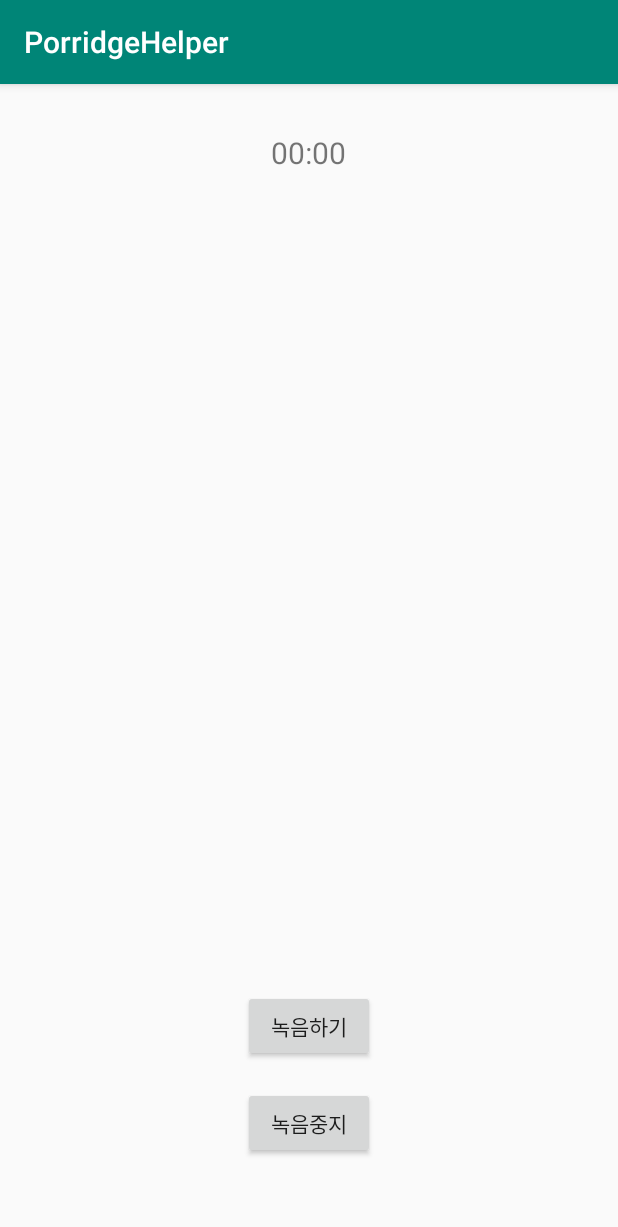
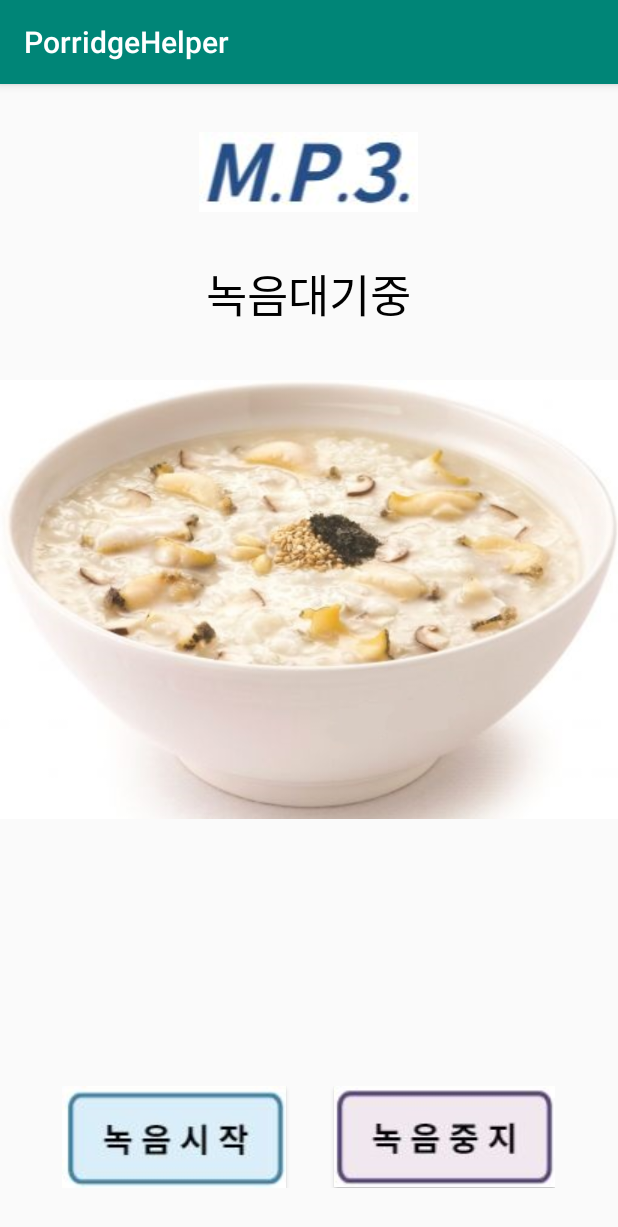
Before and after one commit to PsPLoG/porridgehelper, an Android app: the screen it shows after launch (MainActivity), on a phone screen of 412 x 824 dp. Shown: the top 1227 px of the screen. Run offline under Robolectric (Android 15) with nearby library versions, the phone set to English and light mode, and no system bars.

Commit message:
update UI
resource update

```diff
--- a/app/src/main/java/com/example/porridgehelper/MainActivity.java
+++ b/app/src/main/java/com/example/porridgehelper/MainActivity.java
@@ -14,6 +14,7 @@ import android.support.v4.content.ContextCompat;
 import android.support.v7.app.AppCompatActivity;
 import android.util.Log;
 import android.view.View;
+import android.widget.ImageView;
 import android.widget.TextView;
 import android.widget.Toast;
 
@@ -22,21 +23,21 @@ import java.io.IOException;
 import java.util.ArrayList;
 
 public class MainActivity extends AppCompatActivity {
-    ArrayList<Double> dataList = new ArrayList<>();
-    ArrayList<Double> dataList_p = new ArrayList<>();
-    MediaRecorder recorder;
-    AudioRecord audioRecord;
-    String filename;
-    MediaPlayer player;
-    static boolean flag = true;
-    int position = 0; // 다시 시작 기능을 위한 현재 재생 위치 확인 변수
-    int time = 0;
-    int bufferSize = 0;
-
-    int count = 0;
-    int THRE = 5; // 1-2단계
-    int THRE2 = 10; // 3단계
-    boolean data_type = true;
+    private ArrayList<Double> dataList = new ArrayList<>();
+    private ArrayList<Double> dataList_p = new ArrayList<>();
+    private MediaRecorder recorder;
+    private AudioRecord audioRecord;
+    private String filename;
+    private MediaPlayer player;
+    private TextView tvstate;
+    private ImageView mainImage;
+    private static boolean flag = true;
+    private int position = 0; // 다시 시작 기능을 위한 현재 재생 위치 확인 변수
+    private int bufferSize = 0;
+    private int count = 0;
+    private int THRE = 5; // 1-2단계
+    private int THRE2 = 10; // 3단계
+    private boolean data_type = true;
 
     @Override
     protected void onCreate(Bundle savedInstanceState) {
@@ -45,17 +46,13 @@ public class MainActivity extends AppCompatActivity {
 
         permissionCheck();
 
+        tvstate = findViewById(R.id.mm);
+        mainImage = findViewById(R.id.iv_main);
+
         File sdcard = Environment.getExternalStorageDirectory();
         File file = new File(sdcard, "recorded.mp4");
         filename = file.getAbsolutePath();
-        Log.d("MainActivity", "저장할 파일 명 : " + filename);
-
-        findViewById(R.id.play).setOnClickListener(new View.OnClickListener() {
-            @Override
-            public void onClick(View view) {
-                playAudio();
-            }
-        });
+        // Log.d("MainActivity", "저장할 파일 명 : " + filename);
 
         findViewById(R.id.pause).setOnClickListener(new View.OnClickListener() {
             @Override
@@ -82,7 +79,9 @@ public class MainActivity extends AppCompatActivity {
         findViewById(R.id.record).setOnClickListener(new View.OnClickListener() {
             @Override
             public void onClick(View view) {
-                flag = true;
+                mainImage.setImageResource(R.drawable.main_2);
+                tvstate.setText("1단계");
+               flag = true;
                 startNoiseLevel();
 
             }
@@ -93,6 +92,8 @@ public class MainActivity extends AppCompatActivity {
             public void onClick(View view) {
                 audioRecord.stop();
                 audioRecord.release();
+                tvstate.setText("녹음대기중");
+                mainImage.setImageResource(R.drawable.main);
                 //stopRecording();
                 flag = false;
             }
@@ -176,17 +177,16 @@ public class MainActivity extends AppCompatActivity {
                 if (data_type) {
                     if (Math.abs(count) >= THRE) {
                         if (count < 0) { // 양수 --> 음수
-                            Toast.makeText(getApplicationContext(), "2단계", Toast.LENGTH_SHORT).show();
+                            tvstate.setText("2단계");
                             data_type = false;
                             count = 0;
                         } else if (count > 0) { // 음수 --> 양수
-                            Toast.makeText(getApplicationContext(), "1단계", Toast.LENGTH_SHORT).show();
+                            tvstate.setText("1 단계");
                         }
                     }
-                }
-                else{
-                    if (Math.abs(count) >= THRE2){
-                        Toast.makeText(getApplicationContext(), "3단계", Toast.LENGTH_SHORT).show();
+                } else {
+                    if (Math.abs(count) >= THRE2) {
+                        tvstate.setText("3 단계");
                     }
                 }
                 Log.d("sound ", "state" + state);
@@ -279,12 +279,12 @@ public class MainActivity extends AppCompatActivity {
         }
     }
 
-    private void playAudio() {
+    private void playAudio(String sound) {
         try {
             closePlayer();
 
             player = new MediaPlayer();
-            player.setDataSource(filename);
+            player.setDataSource(sound);
             player.prepare();
             player.start();
 
@@ -327,11 +327,6 @@ public class MainActivity extends AppCompatActivity {
         }
     }
 
-    public void setTimeTextView(int second) {
-        ((TextView) findViewById(R.id.mm)).setText("" + second / 60);
-        ((TextView) findViewById(R.id.ss)).setText("" + second % 60);
-    }
-
 
     public void permissionCheck() {
         if (ContextCompat.checkSelfPermission(this, Manifest.permission.WRITE_EXTERNAL_STORAGE) != PackageManager.PERMISSION_GRANTED
--- a/app/src/main/res/layout/activity_main.xml
+++ b/app/src/main/res/layout/activity_main.xml
@@ -1,7 +1,9 @@
 <RelativeLayout xmlns:android="http://schemas.android.com/apk/res/android"
     android:layout_width="match_parent"
     android:layout_height="match_parent">
-
+    <ImageView
+        android:layout_width="wrap_content"
+        android:layout_height="wrap_content" />
     <Button
         android:id="@+id/play"
         android:layout_width="wrap_content"
@@ -43,44 +45,47 @@
         android:visibility="gone" />
 
     <LinearLayout
-        android:layout_width="wrap_content"
+        android:gravity="center"
+        android:layout_width="match_parent"
         android:layout_height="wrap_content"
         android:layout_below="@id/stop"
         android:layout_centerHorizontal="true"
-        android:orientation="horizontal"
-        android:layout_marginTop="32dp">
-
+        android:layout_marginTop="32dp"
+        android:orientation="vertical">
+        <ImageView
+            android:src="@drawable/logo"
+            android:layout_width="wrap_content"
+            android:layout_height="wrap_content" />
         <TextView
+            android:layout_marginTop="32dp"
             android:id="@+id/mm"
             android:layout_width="wrap_content"
             android:layout_height="wrap_content"
             android:layout_below="@id/stop"
-            android:text="00"
-            android:textSize="20sp" />
-
-        <TextView
+            android:text="녹음대기중"
+            android:textColor="#000000"
+            android:textSize="30sp" />
+        <ImageView
+            android:id="@+id/iv_main"
             android:layout_width="wrap_content"
             android:layout_height="wrap_content"
-            android:textSize="20sp"
-            android:text=":"/>
+            android:src="@drawable/main"/>
 
-        <TextView
-            android:id="@+id/ss"
-            android:layout_width="wrap_content"
-            android:layout_height="wrap_content"
-            android:layout_below="@id/stop"
-            android:text="00"
-            android:textSize="20sp" />
     </LinearLayout>
 
-    <Button
-        android:id="@+id/record"
+    <LinearLayout
+        android:layout_marginBottom="32dp"
         android:layout_width="wrap_content"
         android:layout_height="wrap_content"
         android:layout_alignParentBottom="true"
-        android:layout_centerHorizontal="true"
-        android:layout_marginBottom="116dp"
-        android:text="녹음하기" />
+        android:layout_centerHorizontal="true">
+
+        <Button
+            android:layout_marginRight="32dp"
+            android:background="@drawable/startrecord"
+            android:id="@+id/record"
+            android:layout_width="wrap_content"
+            android:layout_height="wrap_content"/>
 
         <Button
             android:id="@+id/recordStop"
@@ -88,6 +93,7 @@
             android:layout_height="wrap_content"
             android:layout_alignParentBottom="true"
             android:layout_centerHorizontal="true"
-        android:layout_marginBottom="51dp"
-        android:text="녹음중지" />
+            android:background="@drawable/stoprecord"/>
+    </LinearLayout>
+
 </RelativeLayout>
```
Also changed, not shown: app/src/main/res/drawable/logo.JPG (added), app/src/main/res/drawable/main.jpg (added), app/src/main/res/drawable/main_2.JPG (added), app/src/main/res/drawable/startrecord.JPG (added), app/src/main/res/drawable/stoprecord.JPG (added), 3 other files. Lines whose indentation alone changed are shown as unchanged.
